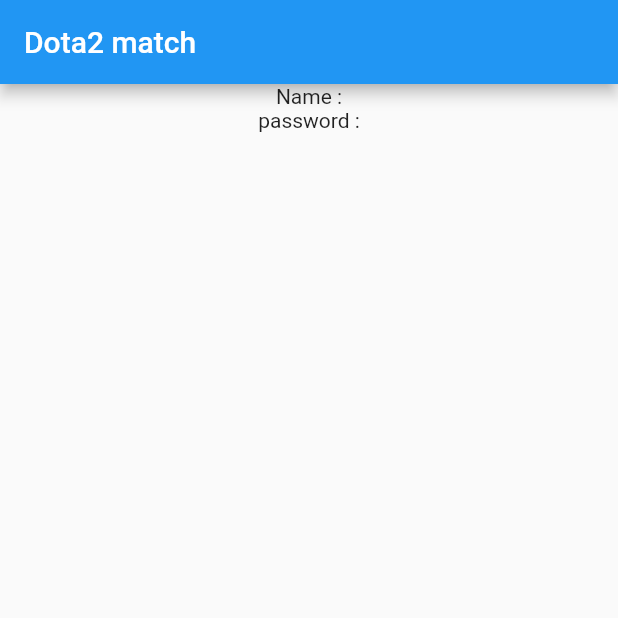
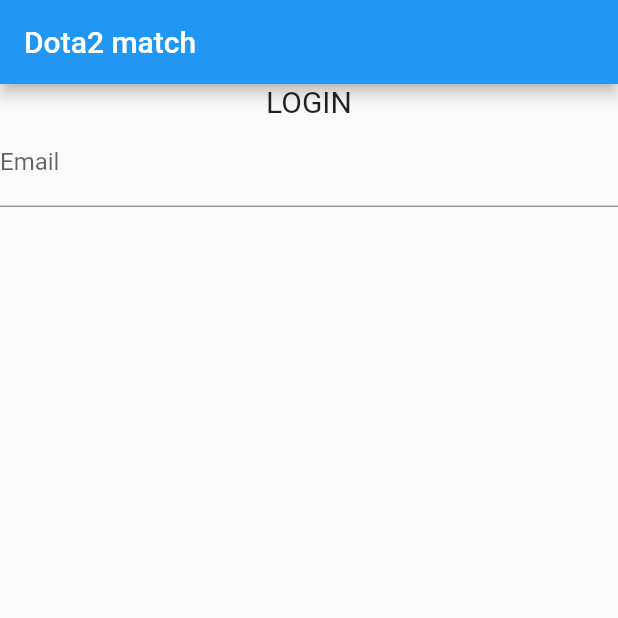
Before and after one commit to nguyenthothao/dota2_info, a Flutter app: the screen it shows after launch, on a phone screen of 412 x 824 dp, the top half of it. Run offline on Flutter 3.47's test engine with Material 2 defaults, Android fonts, the phone set to English and light mode, and no system bars.

Commit message:
change home page

```diff
--- a/lib/main.dart
+++ b/lib/main.dart
@@ -12,16 +12,16 @@ class MyApp extends StatelessWidget {
           title: Text('Dota2 match'),
         ),
         body: Container(
-                child: Center(
-                  child: Column(
-                    children: <Widget>[
-                      Text("Name :"),
-                      Text("password :"),
-                    ],
-                  ),
-                ),
-          ),
-        ),
-      );
+            child: Column(
+          children: <Widget>[
+            Text("LOGIN",style: TextStyle(fontSize: 20),),
+            TextFormField(
+              keyboardType: TextInputType.emailAddress,
+              decoration: InputDecoration(labelText: 'Email '),
+            )
+          ],
+        ),),
+      ),
+    );
   }
 }
```
Also changed, not shown: pubspec.lock.
